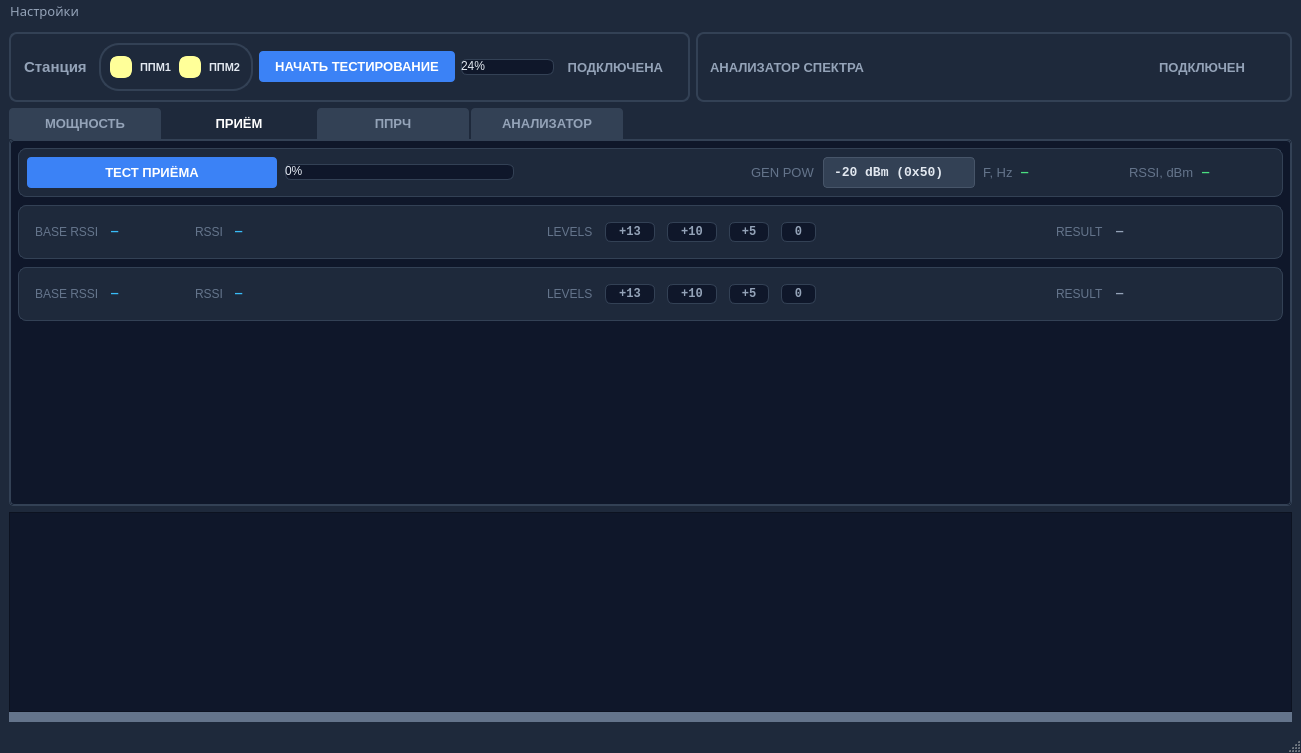
vitalisimys/Check_station, file mainwindow.ui: the form before one commit.
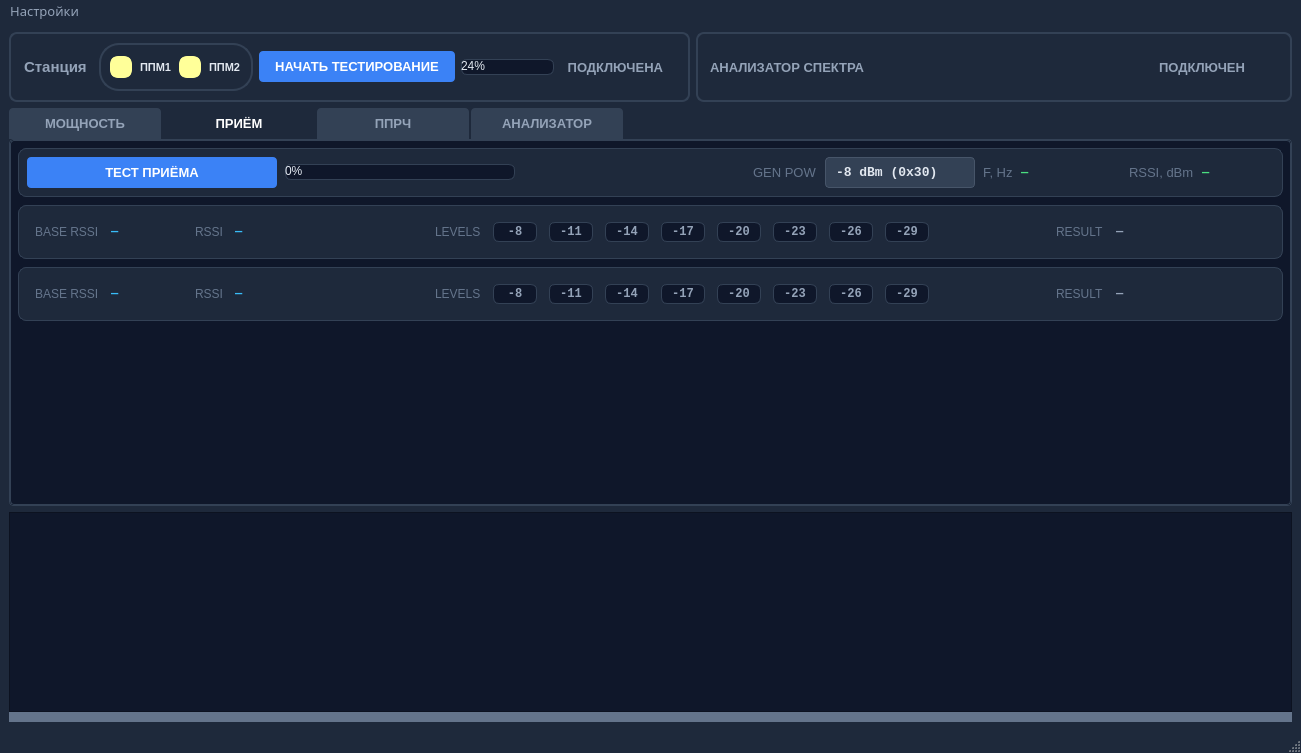
The form after the commit. Icons and pictures are not drawn. Custom widgets are drawn as their Qt base class.

Commit message: Разгадал протокол генератора мощности

```diff
--- a/mainwindow.ui
+++ b/mainwindow.ui
@@ -918,12 +918,6 @@
         </property>
         <item>
          <widget class="QScrollArea" name="scrollAreaRecieve">
-          <property name="widgetResizable">
-           <bool>true</bool>
-          </property>
-          <property name="frameShape">
-           <enum>QFrame::NoFrame</enum>
-          </property>
           <property name="styleSheet">
            <string notr="true">#scrollAreaRecieve {
     background: transparent;
@@ -933,13 +927,19 @@
     background: transparent;
 }</string>
           </property>
+          <property name="frameShape">
+           <enum>QFrame::NoFrame</enum>
+          </property>
+          <property name="widgetResizable">
+           <bool>true</bool>
+          </property>
           <widget class="QWidget" name="scrollAreaWidgetContentsRecieve">
            <property name="geometry">
             <rect>
              <x>0</x>
              <y>0</y>
-             <width>1180</width>
-             <height>520</height>
+             <width>1265</width>
+             <height>346</height>
             </rect>
            </property>
            <layout class="QVBoxLayout" name="verticalLayout_recieveScroll">
@@ -1120,32 +1120,42 @@
              </property>
              <item>
               <property name="text">
-               <string>-20 dBm (0x50)</string>
+                   <string>-8 dBm (0x30)</string>
               </property>
              </item>
              <item>
               <property name="text">
-               <string>-10 dBm (0x5A)</string>
+                   <string>-11 dBm (0x31)</string>
               </property>
              </item>
              <item>
               <property name="text">
-               <string>0 dBm (0x64)</string>
+                   <string>-14 dBm (0x32)</string>
               </property>
              </item>
              <item>
               <property name="text">
-               <string>+5 dBm (0x69)</string>
+                   <string>-17 dBm (0x33)</string>
               </property>
              </item>
              <item>
               <property name="text">
-               <string>+10 dBm (0x6E)</string>
+                   <string>-20 dBm (0x34)</string>
               </property>
              </item>
              <item>
               <property name="text">
-               <string>+13 dBm (0x71)</string>
+                   <string>-23 dBm (0x35)</string>
+                  </property>
+                 </item>
+                 <item>
+                  <property name="text">
+                   <string>-26 dBm (0x36)</string>
+                  </property>
+                 </item>
+                 <item>
+                  <property name="text">
+                   <string>-29 dBm (0x37)</string>
               </property>
              </item>
             </widget>
@@ -1325,10 +1335,10 @@
            <item>
             <layout class="QHBoxLayout" name="horizontalLayout_recieve_levels_225">
              <item>
-              <widget class="QLabel" name="labelRecieve225Lvl13">
+                  <widget class="QLabel" name="labelRecieve225LvlM8">
                <property name="minimumSize">
                 <size>
-                 <width>50</width>
+                     <width>44</width>
                  <height>0</height>
                 </size>
                </property>
@@ -1336,7 +1346,7 @@
                 <string notr="true">color:#94a3b8; background-color:#0f172a; border:1px solid #334155; border-radius:6px; padding:2px 8px; font-family:Consolas; font-weight:bold;</string>
                </property>
                <property name="text">
-                <string>+13</string>
+                    <string>-8</string>
                </property>
                <property name="alignment">
                 <set>Qt::AlignCenter</set>
@@ -1344,10 +1354,10 @@
               </widget>
              </item>
              <item>
-              <widget class="QLabel" name="labelRecieve225Lvl10">
+                  <widget class="QLabel" name="labelRecieve225LvlM11">
                <property name="minimumSize">
                 <size>
-                 <width>50</width>
+                     <width>44</width>
                  <height>0</height>
                 </size>
                </property>
@@ -1355,7 +1365,7 @@
                 <string notr="true">color:#94a3b8; background-color:#0f172a; border:1px solid #334155; border-radius:6px; padding:2px 8px; font-family:Consolas; font-weight:bold;</string>
                </property>
                <property name="text">
-                <string>+10</string>
+                    <string>-11</string>
                </property>
                <property name="alignment">
                 <set>Qt::AlignCenter</set>
@@ -1363,10 +1373,10 @@
               </widget>
              </item>
              <item>
-              <widget class="QLabel" name="labelRecieve225Lvl5">
+                  <widget class="QLabel" name="labelRecieve225LvlM14">
                <property name="minimumSize">
                 <size>
-                 <width>40</width>
+                     <width>44</width>
                  <height>0</height>
                 </size>
                </property>
@@ -1374,7 +1384,7 @@
                 <string notr="true">color:#94a3b8; background-color:#0f172a; border:1px solid #334155; border-radius:6px; padding:2px 8px; font-family:Consolas; font-weight:bold;</string>
                </property>
                <property name="text">
-                <string>+5</string>
+                    <string>-14</string>
                </property>
                <property name="alignment">
                 <set>Qt::AlignCenter</set>
@@ -1382,10 +1392,10 @@
               </widget>
              </item>
              <item>
-              <widget class="QLabel" name="labelRecieve225Lvl0">
+                  <widget class="QLabel" name="labelRecieve225LvlM17">
                <property name="minimumSize">
                 <size>
-                 <width>35</width>
+                     <width>44</width>
                  <height>0</height>
                 </size>
                </property>
@@ -1393,7 +1403,83 @@
                 <string notr="true">color:#94a3b8; background-color:#0f172a; border:1px solid #334155; border-radius:6px; padding:2px 8px; font-family:Consolas; font-weight:bold;</string>
                </property>
                <property name="text">
-                <string>0</string>
+                    <string>-17</string>
+                   </property>
+                   <property name="alignment">
+                    <set>Qt::AlignCenter</set>
+                   </property>
+                  </widget>
+                 </item>
+                 <item>
+                  <widget class="QLabel" name="labelRecieve225LvlM20">
+                   <property name="minimumSize">
+                    <size>
+                     <width>44</width>
+                     <height>0</height>
+                    </size>
+                   </property>
+                   <property name="styleSheet">
+                    <string notr="true">color:#94a3b8; background-color:#0f172a; border:1px solid #334155; border-radius:6px; padding:2px 8px; font-family:Consolas; font-weight:bold;</string>
+                   </property>
+                   <property name="text">
+                    <string>-20</string>
+                   </property>
+                   <property name="alignment">
+                    <set>Qt::AlignCenter</set>
+                   </property>
+                  </widget>
+                 </item>
+                 <item>
+                  <widget class="QLabel" name="labelRecieve225LvlM23">
+                   <property name="minimumSize">
+                    <size>
+                     <width>44</width>
+                     <height>0</height>
+                    </size>
+                   </property>
+                   <property name="styleSheet">
+                    <string notr="true">color:#94a3b8; background-color:#0f172a; border:1px solid #334155; border-radius:6px; padding:2px 8px; font-family:Consolas; font-weight:bold;</string>
+                   </property>
+                   <property name="text">
+                    <string>-23</string>
+                   </property>
+                   <property name="alignment">
+                    <set>Qt::AlignCenter</set>
+                   </property>
+                  </widget>
+                 </item>
+                 <item>
+                  <widget class="QLabel" name="labelRecieve225LvlM26">
+                   <property name="minimumSize">
+                    <size>
+                     <width>44</width>
+                     <height>0</height>
+                    </size>
+                   </property>
+                   <property name="styleSheet">
+                    <string notr="true">color:#94a3b8; background-color:#0f172a; border:1px solid #334155; border-radius:6px; padding:2px 8px; font-family:Consolas; font-weight:bold;</string>
+                   </property>
+                   <property name="text">
+                    <string>-26</string>
+                   </property>
+                   <property name="alignment">
+                    <set>Qt::AlignCenter</set>
+                   </property>
+                  </widget>
+                 </item>
+                 <item>
+                  <widget class="QLabel" name="labelRecieve225LvlM29">
+                   <property name="minimumSize">
+                    <size>
+                     <width>44</width>
+                     <height>0</height>
+                    </size>
+                   </property>
+                   <property name="styleSheet">
+                    <string notr="true">color:#94a3b8; background-color:#0f172a; border:1px solid #334155; border-radius:6px; padding:2px 8px; font-family:Consolas; font-weight:bold;</string>
+                   </property>
+                   <property name="text">
+                    <string>-29</string>
                </property>
                <property name="alignment">
                 <set>Qt::AlignCenter</set>
@@ -1554,10 +1640,10 @@
            <item>
             <layout class="QHBoxLayout" name="horizontalLayout_recieve_levels_245">
              <item>
-              <widget class="QLabel" name="labelRecieve245Lvl13">
+                  <widget class="QLabel" name="labelRecieve245LvlM8">
                <property name="minimumSize">
                 <size>
-                 <width>50</width>
+                     <width>44</width>
                  <height>0</height>
                 </size>
                </property>
@@ -1565,7 +1651,7 @@
                 <string notr="true">color:#94a3b8; background-color:#0f172a; border:1px solid #334155; border-radius:6px; padding:2px 8px; font-family:Consolas; font-weight:bold;</string>
                </property>
                <property name="text">
-                <string>+13</string>
+                    <string>-8</string>
                </property>
                <property name="alignment">
                 <set>Qt::AlignCenter</set>
@@ -1573,10 +1659,10 @@
               </widget>
              </item>
              <item>
-              <widget class="QLabel" name="labelRecieve245Lvl10">
+                  <widget class="QLabel" name="labelRecieve245LvlM11">
                <property name="minimumSize">
                 <size>
-                 <width>50</width>
+                     <width>44</width>
                  <height>0</height>
                 </size>
                </property>
@@ -1584,7 +1670,7 @@
                 <string notr="true">color:#94a3b8; background-color:#0f172a; border:1px solid #334155; border-radius:6px; padding:2px 8px; font-family:Consolas; font-weight:bold;</string>
                </property>
                <property name="text">
-                <string>+10</string>
+                    <string>-11</string>
                </property>
                <property name="alignment">
                 <set>Qt::AlignCenter</set>
@@ -1592,10 +1678,10 @@
               </widget>
              </item>
              <item>
-              <widget class="QLabel" name="labelRecieve245Lvl5">
+                  <widget class="QLabel" name="labelRecieve245LvlM14">
                <property name="minimumSize">
                 <size>
-                 <width>40</width>
+                     <width>44</width>
                  <height>0</height>
                 </size>
                </property>
@@ -1603,7 +1689,7 @@
                 <string notr="true">color:#94a3b8; background-color:#0f172a; border:1px solid #334155; border-radius:6px; padding:2px 8px; font-family:Consolas; font-weight:bold;</string>
                </property>
                <property name="text">
-                <string>+5</string>
+                    <string>-14</string>
                </property>
                <property name="alignment">
                 <set>Qt::AlignCenter</set>
@@ -1611,10 +1697,10 @@
               </widget>
              </item>
              <item>
-              <widget class="QLabel" name="labelRecieve245Lvl0">
+                  <widget class="QLabel" name="labelRecieve245LvlM17">
                <property name="minimumSize">
                 <size>
-                 <width>35</width>
+                     <width>44</width>
                  <height>0</height>
                 </size>
                </property>
@@ -1622,7 +1708,83 @@
                 <string notr="true">color:#94a3b8; background-color:#0f172a; border:1px solid #334155; border-radius:6px; padding:2px 8px; font-family:Consolas; font-weight:bold;</string>
                </property>
                <property name="text">
-                <string>0</string>
+                    <string>-17</string>
+                   </property>
+                   <property name="alignment">
+                    <set>Qt::AlignCenter</set>
+                   </property>
+                  </widget>
+                 </item>
+                 <item>
+                  <widget class="QLabel" name="labelRecieve245LvlM20">
+                   <property name="minimumSize">
+                    <size>
+                     <width>44</width>
+                     <height>0</height>
+                    </size>
+                   </property>
+                   <property name="styleSheet">
+                    <string notr="true">color:#94a3b8; background-color:#0f172a; border:1px solid #334155; border-radius:6px; padding:2px 8px; font-family:Consolas; font-weight:bold;</string>
+                   </property>
+                   <property name="text">
+                    <string>-20</string>
+                   </property>
+                   <property name="alignment">
+                    <set>Qt::AlignCenter</set>
+                   </property>
+                  </widget>
+                 </item>
+                 <item>
+                  <widget class="QLabel" name="labelRecieve245LvlM23">
+                   <property name="minimumSize">
+                    <size>
+                     <width>44</width>
+                     <height>0</height>
+                    </size>
+                   </property>
+                   <property name="styleSheet">
+                    <string notr="true">color:#94a3b8; background-color:#0f172a; border:1px solid #334155; border-radius:6px; padding:2px 8px; font-family:Consolas; font-weight:bold;</string>
+                   </property>
+                   <property name="text">
+                    <string>-23</string>
+                   </property>
+                   <property name="alignment">
+                    <set>Qt::AlignCenter</set>
+                   </property>
+                  </widget>
+                 </item>
+                 <item>
+                  <widget class="QLabel" name="labelRecieve245LvlM26">
+                   <property name="minimumSize">
+                    <size>
+                     <width>44</width>
+                     <height>0</height>
+                    </size>
+                   </property>
+                   <property name="styleSheet">
+                    <string notr="true">color:#94a3b8; background-color:#0f172a; border:1px solid #334155; border-radius:6px; padding:2px 8px; font-family:Consolas; font-weight:bold;</string>
+                   </property>
+                   <property name="text">
+                    <string>-26</string>
+                   </property>
+                   <property name="alignment">
+                    <set>Qt::AlignCenter</set>
+                   </property>
+                  </widget>
+                 </item>
+                 <item>
+                  <widget class="QLabel" name="labelRecieve245LvlM29">
+                   <property name="minimumSize">
+                    <size>
+                     <width>44</width>
+                     <height>0</height>
+                    </size>
+                   </property>
+                   <property name="styleSheet">
+                    <string notr="true">color:#94a3b8; background-color:#0f172a; border:1px solid #334155; border-radius:6px; padding:2px 8px; font-family:Consolas; font-weight:bold;</string>
+                   </property>
+                   <property name="text">
+                    <string>-29</string>
                </property>
                <property name="alignment">
                 <set>Qt::AlignCenter</set>
```
Lines whose indentation alone changed are shown as unchanged. The commit also changes 1 other file.
